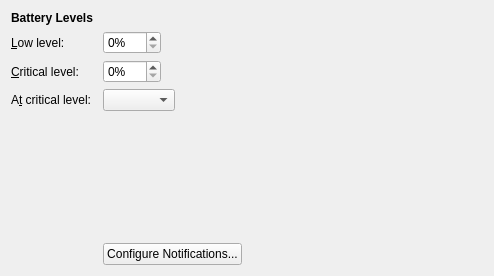
Qt form kcmodule/global/generalPage.ui (KDE/powerdevil) before a commit.
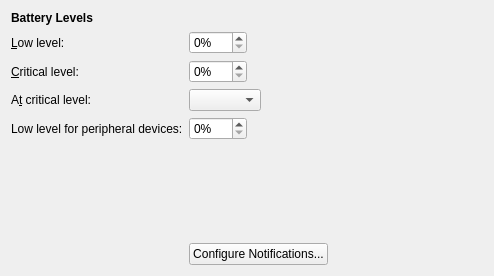
The same form after that commit. Custom widgets are drawn as their Qt base class.

Commit message: [Profiles KCM] Add spinbox for changing the low peripheral battery threshold

Patch:
```diff
--- a/kcmodule/global/generalPage.ui
+++ b/kcmodule/global/generalPage.ui
@@ -113,7 +113,7 @@
        </property>
       </widget>
      </item>
-     <item row="4" column="0">
+     <item row="5" column="0">
       <spacer name="verticalSpacer_2">
        <property name="orientation">
         <enum>Qt::Vertical</enum>
@@ -126,7 +126,7 @@
        </property>
       </spacer>
      </item>
-     <item row="5" column="1">
+     <item row="6" column="1">
       <widget class="QPushButton" name="notificationsButton">
        <property name="sizePolicy">
         <sizepolicy hsizetype="Minimum" vsizetype="Maximum">
@@ -145,6 +145,23 @@
        </property>
       </widget>
      </item>
+     <item row="4" column="0">
+      <widget class="QLabel" name="lowPeripheralLabel">
+       <property name="text">
+        <string>Low level for peripheral devices:</string>
+       </property>
+      </widget>
+     </item>
+     <item row="4" column="1">
+      <widget class="QSpinBox" name="lowPeripheralSpin">
+       <property name="suffix">
+        <string>%</string>
+       </property>
+       <property name="maximum">
+        <number>100</number>
+       </property>
+      </widget>
+     </item>
     </layout>
    </item>
    <item>
```
The commit also changes 1 other file.
